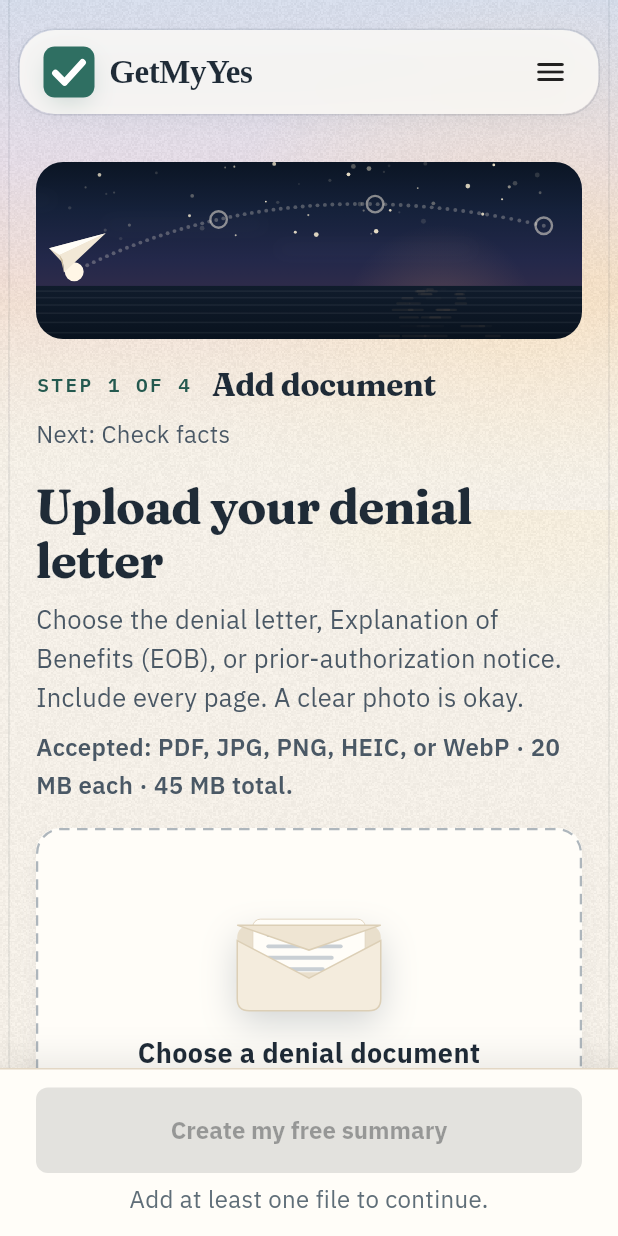
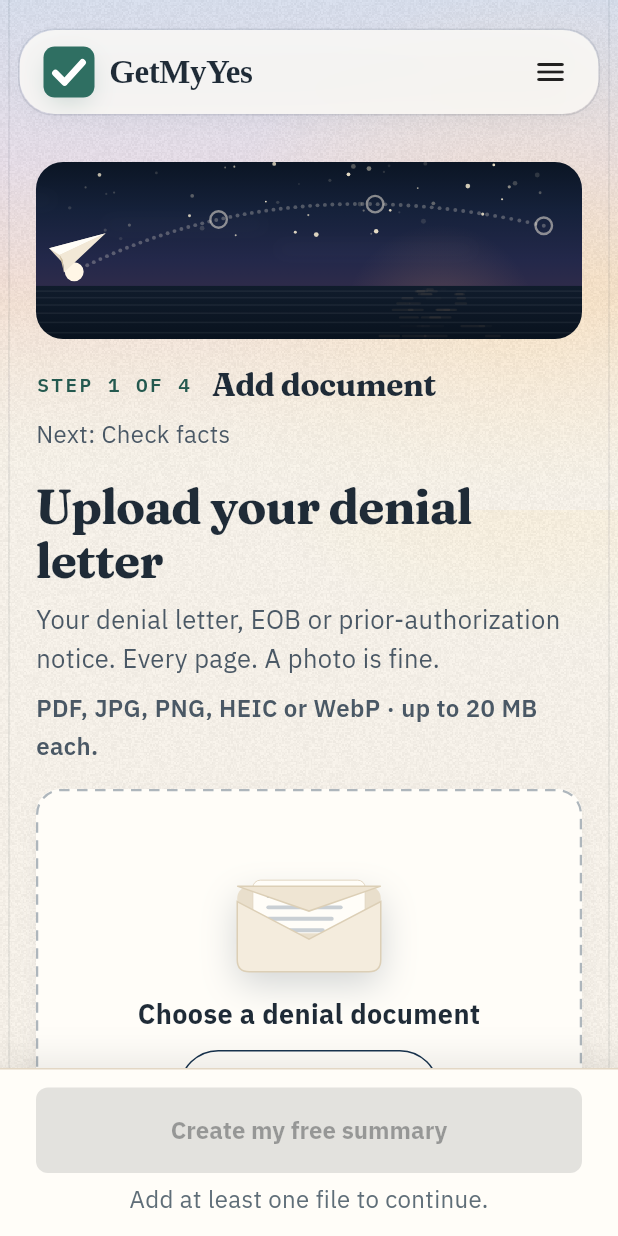
Before and after one commit to nojsar/ClaimHelper, a Flutter app: the UploadScreen screen opened by its route, on a phone screen of 412 x 824 dp. Run offline on Flutter 3.47's test engine with Material 3 defaults, Android fonts, the phone set to English and light mode, and no system bars; our stand-ins replace cloud_firestore, cloud_functions, file_picker, firebase_auth, firebase_core, firebase_storage and 6 more; missing offline and left inert: country_flags, dart:js_interop; accounts and stored records are empty.

Commit message:
Fewer words: homepage and upload copy cut to the point
The hero, three promises, deadline band, appeal kit, proof cards, pricing,
sources line, privacy list, FAQ answers, closing and footer now say the
same things in fewer words (the lens hint is "Tap a line, or translate
all"). The upload screen loses its repeated drag hint and its helper
lines shrink. Trust disclosures the design tests hold stay word for word.

Co-Authored-By: Claude Opus 5.5 <noreply@anthropic.com>

```diff
--- a/lib/features/upload/upload_screen.dart
+++ b/lib/features/upload/upload_screen.dart
@@ -1,5 +1,4 @@
 import 'package:file_picker/file_picker.dart';
-import 'package:flutter/foundation.dart';
 import 'package:flutter/material.dart';
 import 'package:flutter_riverpod/flutter_riverpod.dart';
 import 'package:go_router/go_router.dart';
@@ -231,8 +230,8 @@ class _UploadScreenState extends ConsumerState<UploadScreen> {
                   ),
                   const SizedBox(height: 8),
                   Text(
-                    'Choose the denial letter, Explanation of Benefits (EOB), or '
-                    'prior-authorization notice. Include every page. A clear photo is okay.',
+                    'Your denial letter, EOB or prior-authorization notice. '
+                    'Every page. A photo is fine.',
                     style: TextStyle(
                       color: context.palette.textSecondary,
                       fontSize: 17,
@@ -241,7 +240,7 @@ class _UploadScreenState extends ConsumerState<UploadScreen> {
                   ),
                   const SizedBox(height: 8),
                   Text(
-                    'Accepted: PDF, JPG, PNG, HEIC, or WebP · 20 MB each · 45 MB total.',
+                    'PDF, JPG, PNG, HEIC or WebP · up to 20 MB each.',
                     style: TextStyle(
                       color: context.palette.textSecondary,
                       fontSize: 16,
@@ -318,7 +317,7 @@ class _UploadScreenState extends ConsumerState<UploadScreen> {
                   ),
                   const SizedBox(height: 4),
                   Text(
-                    'On supported phones, this opens the rear camera. Otherwise, choose a photo from your device.',
+                    'Opens your camera on phones.',
                     style: TextStyle(
                       fontSize: 16,
                       height: 1.45,
@@ -400,7 +399,7 @@ class _UploadTrustPanel extends StatelessWidget {
         subtitle: Padding(
           padding: EdgeInsets.only(top: 4),
           child: Text(
-            'Encrypted in transit. Never used to train AI. No card is required for the free summary.',
+            'Encrypted. Never used to train AI. No card is required.',
             style: TextStyle(
               fontSize: 16,
               height: 1.45,
@@ -649,14 +648,6 @@ class _DropZone extends StatelessWidget {
                 ],
               ),
             ),
-            if (kIsWeb && !compact) ...[
-              const SizedBox(height: 8),
-              Text(
-                'You can also drag files into this area.',
-                style: TextStyle(
-                    fontSize: 16, color: context.palette.textSecondary),
-              ),
-            ],
           ],
         ),
       ),
```
Also changed, not shown: 2 other files.
